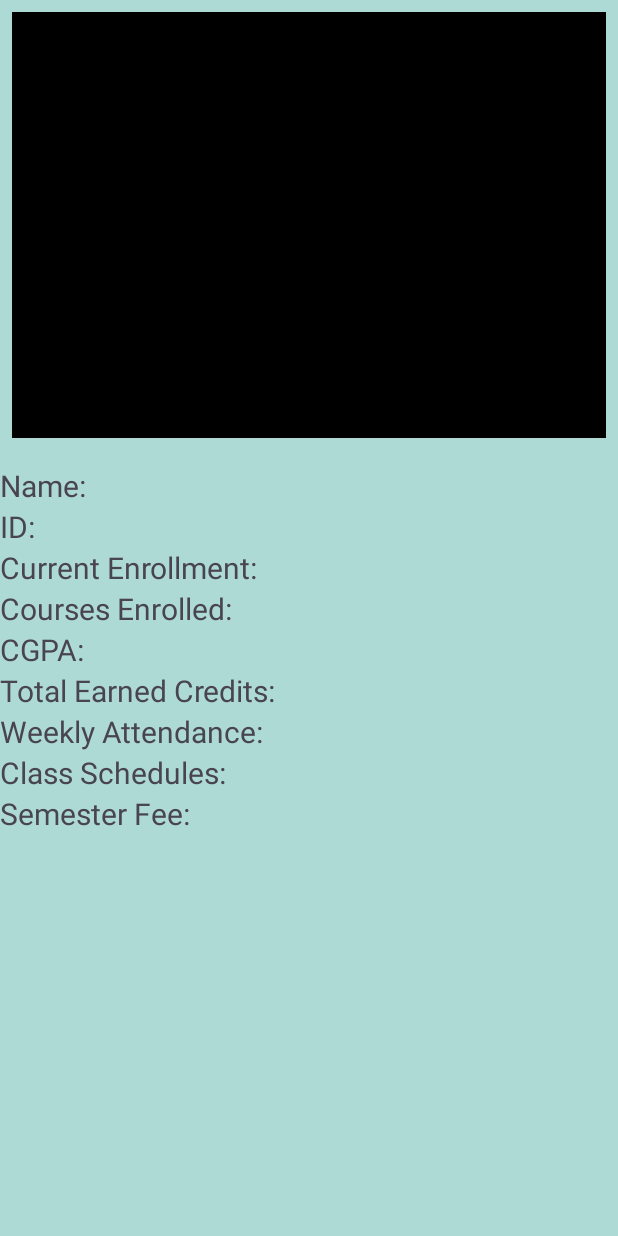
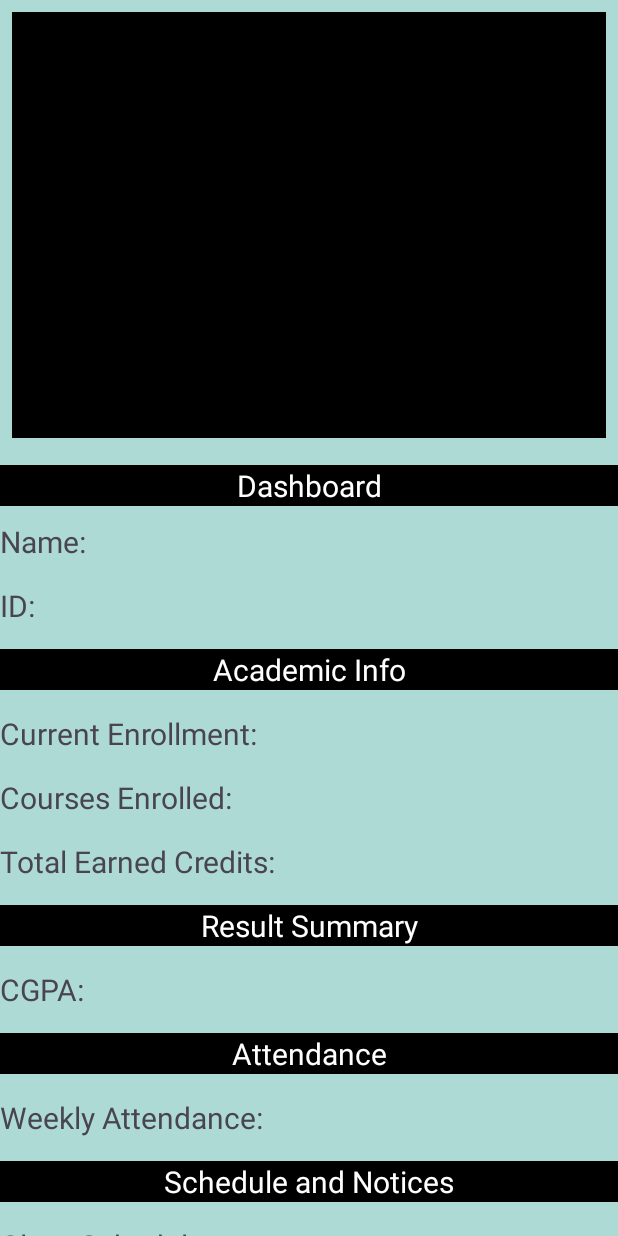
Before and after one commit to FazleRahat/Guard, an Android app: the MainActivity screen opened directly, with no data from a screen before it, on a phone screen of 412 x 824 dp. Run offline under Robolectric (Android 15) with nearby library versions, the phone set to English and light mode, and no system bars; our stand-ins replace Firebase (no records; nobody signed in at launch, a user with empty details on screens opened directly).

Commit message:
Rahat edits

```diff
--- a/app/src/main/res/layout/activity_main.xml
+++ b/app/src/main/res/layout/activity_main.xml
@@ -22,6 +22,17 @@
             android:src="@color/black" />
 
         <androidx.appcompat.widget.AppCompatTextView
+
+            android:layout_width="match_parent"
+            android:layout_height="wrap_content"
+            android:layout_marginTop="10dp"
+            android:text="@string/dahboard"
+            android:textAlignment="center"
+            android:background="@color/black"
+            android:textColor="@color/white"
+            android:textSize="20sp" />
+
+        <androidx.appcompat.widget.AppCompatTextView
             android:id="@+id/name"
             android:layout_width="match_parent"
             android:layout_height="wrap_content"
@@ -33,13 +44,26 @@
             android:id="@+id/id"
             android:layout_width="match_parent"
             android:layout_height="wrap_content"
+            android:layout_marginTop="15dp"
             android:text="@string/id"
+            android:textSize="20sp" />
+
+        <androidx.appcompat.widget.AppCompatTextView
+
+            android:layout_width="match_parent"
+            android:layout_height="wrap_content"
+            android:layout_marginTop="15dp"
+            android:text="@string/academic_info"
+            android:textAlignment="center"
+            android:background="@color/black"
+            android:textColor="@color/white"
             android:textSize="20sp" />
 
         <androidx.appcompat.widget.AppCompatTextView
             android:id="@+id/enrollment"
             android:layout_width="match_parent"
             android:layout_height="wrap_content"
+            android:layout_marginTop="15dp"
             android:text="@string/current_enrollment"
             android:textSize="20sp" />
 
@@ -47,42 +71,94 @@
             android:id="@+id/course"
             android:layout_width="match_parent"
             android:layout_height="wrap_content"
+            android:layout_marginTop="15dp"
             android:text="@string/courses_enrolled3"
+            android:textSize="20sp" />
+
+        <androidx.appcompat.widget.AppCompatTextView
+            android:id="@+id/credits"
+            android:layout_width="match_parent"
+            android:layout_height="wrap_content"
+            android:layout_marginTop="15dp"
+            android:text="@string/total_earned_credits"
+            android:textSize="20sp" />
+
+        <androidx.appcompat.widget.AppCompatTextView
+
+            android:layout_width="match_parent"
+            android:layout_height="wrap_content"
+            android:layout_marginTop="15dp"
+            android:text="@string/result_summary"
+            android:textAlignment="center"
+            android:background="@color/black"
+            android:textColor="@color/white"
             android:textSize="20sp" />
 
         <androidx.appcompat.widget.AppCompatTextView
             android:id="@+id/res"
             android:layout_width="match_parent"
             android:layout_height="wrap_content"
+            android:layout_marginTop="15dp"
             android:text="@string/cgpa"
             android:textSize="20sp" />
 
+
         <androidx.appcompat.widget.AppCompatTextView
-            android:id="@+id/credits"
+
             android:layout_width="match_parent"
             android:layout_height="wrap_content"
-            android:text="@string/total_earned_credits"
+            android:layout_marginTop="15dp"
+            android:text="@string/attendance"
+            android:textAlignment="center"
+            android:background="@color/black"
+            android:textColor="@color/white"
             android:textSize="20sp" />
 
         <androidx.appcompat.widget.AppCompatTextView
             android:id="@+id/week"
             android:layout_width="match_parent"
             android:layout_height="wrap_content"
+            android:layout_marginTop="15dp"
             android:text="@string/weekly_attendence"
+            android:textSize="20sp" />
+
+        <androidx.appcompat.widget.AppCompatTextView
+
+            android:layout_width="match_parent"
+            android:layout_height="wrap_content"
+            android:layout_marginTop="15dp"
+            android:text="@string/schedule_and_notices"
+            android:textAlignment="center"
+            android:background="@color/black"
+            android:textColor="@color/white"
             android:textSize="20sp" />
 
         <androidx.appcompat.widget.AppCompatTextView
             android:id="@+id/classes"
             android:layout_width="match_parent"
             android:layout_height="wrap_content"
+            android:layout_marginTop="15dp"
             android:text="@string/class_schedules"
+            android:textSize="20sp" />
+
+        <androidx.appcompat.widget.AppCompatTextView
+
+            android:layout_width="match_parent"
+            android:layout_height="wrap_content"
+            android:layout_marginTop="15dp"
+            android:text="@string/account_section"
+            android:textAlignment="center"
+            android:background="@color/black"
+            android:textColor="@color/white"
             android:textSize="20sp" />
 
         <androidx.appcompat.widget.AppCompatTextView
             android:id="@+id/bal"
             android:layout_width="match_parent"
             android:layout_height="wrap_content"
+            android:layout_marginTop="15dp"
             android:text="@string/semester_fee"
+            android:layout_marginBottom="20dp"
             android:textSize="20sp" />
 
 
--- a/app/src/main/res/values/strings.xml
+++ b/app/src/main/res/values/strings.xml
@@ -18,4 +18,10 @@
     <string name="total_earned_credits">Total Earned Credits:</string>
     <string name="semester_fee">Semester Fee:</string>
     <string name="class_schedules">Class Schedules:</string>
+    <string name="dahboard">Dashboard</string>
+    <string name="academic_info">Academic Info</string>
+    <string name="result_summary">Result Summary</string>
+    <string name="attendance">Attendance</string>
+    <string name="schedule_and_notices">Schedule and Notices</string>
+    <string name="account_section">Financial Info</string>
 </resources>
```
